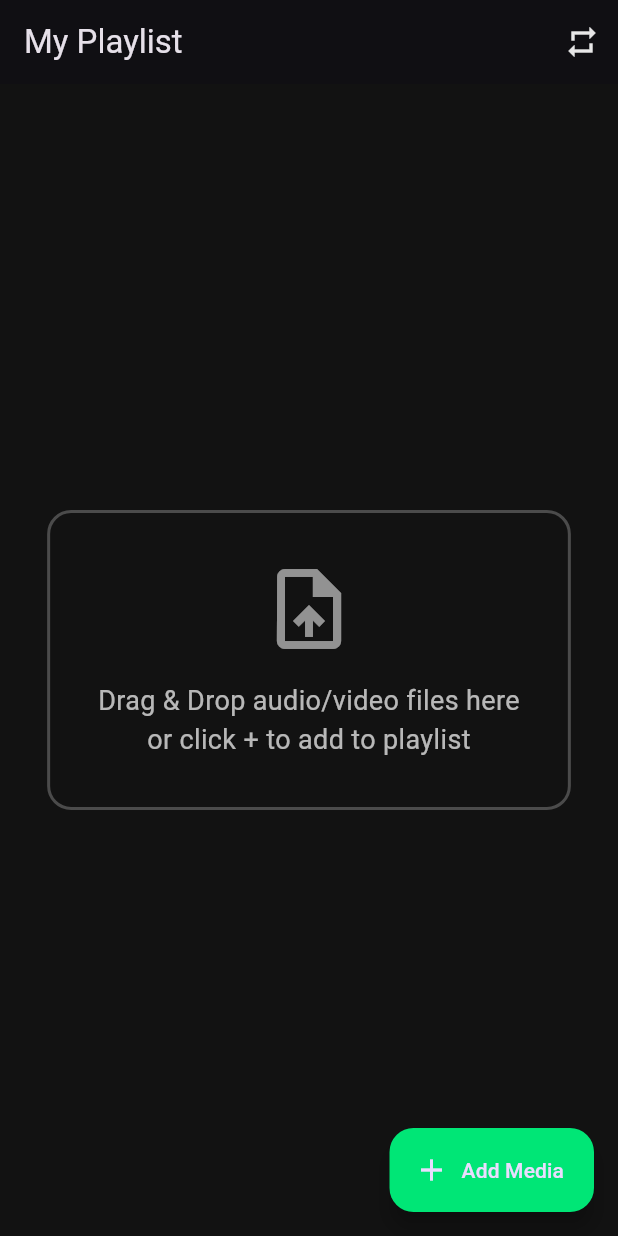
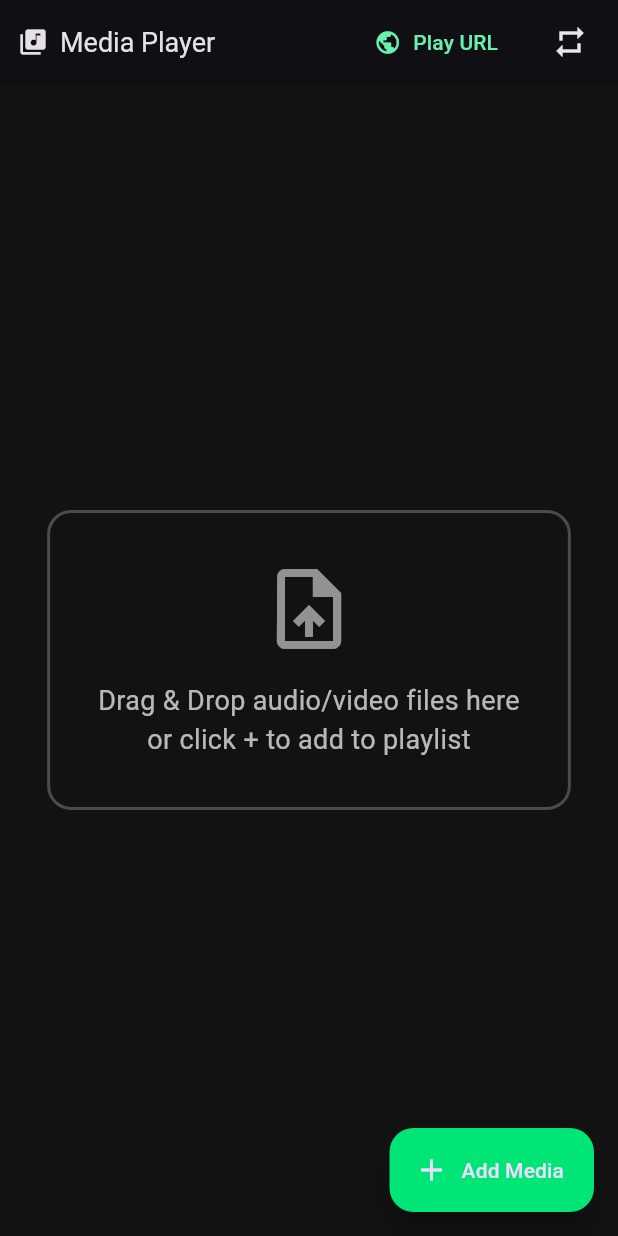
Before and after one commit to mbhale2024/simple_media_player, a Flutter app: the screen it shows after launch, after a tap on "Add Media", on a phone screen of 412 x 824 dp. Run offline on Flutter 3.47's test engine with Material 3 defaults, Android fonts, the light colour scheme and no system bars; our stand-ins replace file_picker, go_router, hooks_riverpod, lucide_icons_flutter, video_player; missing offline and left inert: desktop_drop, flutter_media_metadata, window_manager.

Commit message:
added web url playback support (only video)

```diff
--- a/smiple_media_player/lib/router/router_config.dart
+++ b/smiple_media_player/lib/router/router_config.dart
@@ -13,5 +13,12 @@ final router = GoRouter(
         return PlayerScreen(filePath: raw);
       },
     ),
+    GoRoute(
+      path: '/network',
+      builder: (context, state) {
+        final url = state.uri.queryParameters['url']!;
+        return PlayerScreen(filePath: url);
+      },
+    ),
   ],
 );
--- a/smiple_media_player/lib/ui/home_screen.dart
+++ b/smiple_media_player/lib/ui/home_screen.dart
@@ -29,10 +29,32 @@ class HomeScreen extends ConsumerWidget {
     return Scaffold(
       backgroundColor: const Color(0xFF121212),
       appBar: AppBar(
-        title: const Text("My Playlist", style: TextStyle(fontSize: 22)),
         backgroundColor: Colors.black87,
         elevation: 2,
-        actions: [
+        titleSpacing: 0,
+        title: Row(
+          children: [
+            const SizedBox(width: 12),
+
+            // Logo or small icon
+            const Icon(Icons.library_music, size: 20),
+            const SizedBox(width: 8),
+
+            const Text("Media Player", style: TextStyle(fontSize: 18)),
+
+            const Spacer(),
+
+            // ➤ Add Web URL Button
+            TextButton.icon(
+              style: TextButton.styleFrom(foregroundColor: Colors.greenAccent),
+              icon: const Icon(Icons.public),
+              label: const Text("Play URL"),
+              onPressed: () => _showUrlDialog(context),
+            ),
+
+            const SizedBox(width: 8),
+
+            // Repeat icon
             IconButton(
               tooltip: "Repeat Mode",
               icon: Icon(
@@ -41,7 +63,10 @@ class HomeScreen extends ConsumerWidget {
               ),
               onPressed: controller.toggleRepeatMode,
             ),
+
+            const SizedBox(width: 8),
           ],
+        ),
       ),
 
       floatingActionButton: FloatingActionButton.extended(
@@ -78,7 +103,9 @@ class HomeScreen extends ConsumerWidget {
           }
           if (shouldStartPlayer) {
             final path = ref.read(playlistControllerProvider).currentFile!;
-            if(context.mounted) context.push('/player?path=${Uri.encodeComponent(path)}');
+            if (context.mounted) {
+              context.push('/player?path=${Uri.encodeComponent(path)}');
+            }
           }
         },
       ),
@@ -103,6 +130,45 @@ class HomeScreen extends ConsumerWidget {
               : _playlistView(context, ref, playlist),
         ),
       ),
+    );
+  }
+
+  void _showUrlDialog(BuildContext context) {
+    final controller = TextEditingController();
+
+    showDialog(
+      context: context,
+      builder: (context) {
+        return AlertDialog(
+          backgroundColor: Colors.grey[900],
+          title: const Text("Play from URL"),
+          content: TextField(
+            controller: controller,
+            decoration: const InputDecoration(
+              hintText: "Enter web audio/video URL",
+              hintStyle: TextStyle(color: Colors.white38),
+            ),
+            style: const TextStyle(color: Colors.white),
+            autofocus: true,
+          ),
+          actions: [
+            TextButton(
+              child: const Text("Cancel"),
+              onPressed: () => Navigator.pop(context),
+            ),
+            TextButton(
+              child: const Text("Play"),
+              onPressed: () {
+                final url = controller.text.trim();
+                if (url.isNotEmpty) {
+                  Navigator.pop(context);
+                  context.push('/network?url=${Uri.encodeComponent(url)}');
+                }
+              },
+            ),
+          ],
+        );
+      },
     );
   }
 
--- a/smiple_media_player/lib/ui/player/player_screen.dart
+++ b/smiple_media_player/lib/ui/player/player_screen.dart
@@ -23,7 +23,7 @@ class _PlayerScreenState extends ConsumerState<PlayerScreen> {
   void initState() {
     super.initState();
     WidgetsBinding.instance.addPostFrameCallback((_) {
-      ref.read(playerControllerProvider.notifier).loadFile(widget.filePath);
+      ref.read(playerControllerProvider.notifier).load(widget.filePath);
     });
   }
 
```
Also changed, not shown: smiple_media_player/lib/ui/player/player_controller.dart (+49 -3 lines), 3 other files. Lines whose indentation alone changed are shown as unchanged.
